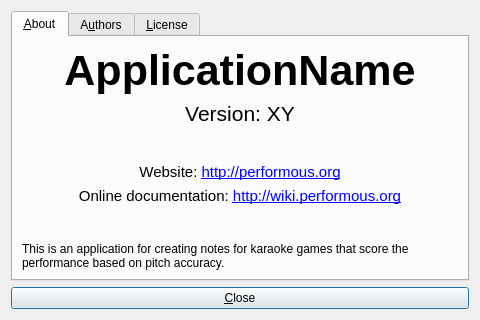
Old version of the form aboutdialog.ui in the repository performous/composer.
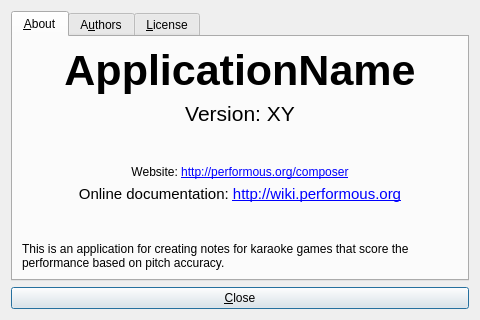
New version of the form.

Commit message: Website link now points to the Composer page.

What changed in the file:
```diff
--- a/aboutdialog.ui
+++ b/aboutdialog.ui
@@ -69,11 +69,7 @@
        <item>
         <widget class="QLabel" name="label">
          <property name="text">
-          <string>&lt;!DOCTYPE HTML PUBLIC &quot;-//W3C//DTD HTML 4.0//EN&quot; &quot;http://www.w3.org/TR/REC-html40/strict.dtd&quot;&gt;
-&lt;html&gt;&lt;head&gt;&lt;meta name=&quot;qrichtext&quot; content=&quot;1&quot; /&gt;&lt;style type=&quot;text/css&quot;&gt;
-p, li { white-space: pre-wrap; }
-&lt;/style&gt;&lt;/head&gt;&lt;body style=&quot; font-family:'Ubuntu'; font-size:11pt; font-weight:400; font-style:normal;&quot;&gt;
-&lt;p style=&quot; margin-top:0px; margin-bottom:0px; margin-left:0px; margin-right:0px; -qt-block-indent:0; text-indent:0px;&quot;&gt;Website: &lt;a href=&quot;http://performous.org&quot;&gt;&lt;span style=&quot; text-decoration: underline; color:#0000ff;&quot;&gt;http://performous.org&lt;/span&gt;&lt;/a&gt;&lt;/p&gt;&lt;/body&gt;&lt;/html&gt;</string>
+          <string>Website: &lt;a href=&quot;http://performous.org/composer&quot;&gt;http://performous.org/composer&lt;/a&gt;</string>
          </property>
          <property name="textFormat">
           <enum>Qt::RichText</enum>
```
